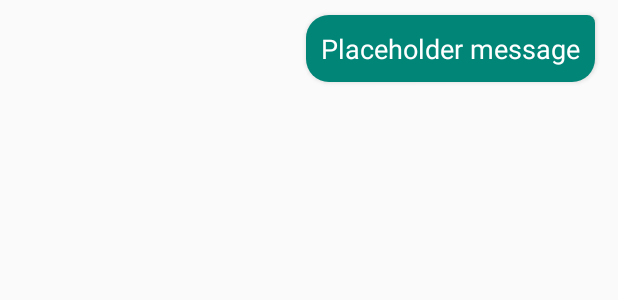
After one commit to bobaboys/team_project, an Android app: the layout item_my_message.xml on its own in the app's theme, with its tools: preview values and no code run, on a phone screen of 412 x 824 dp. The commit adds this screen. Shown: the top 300 px of the screen. Run offline under Robolectric (Android 15) with nearby library versions, the phone set to English and light mode, and no system bars.

Commit message:
Elena with chat

```diff
--- a/app/src/main/AndroidManifest.xml
+++ b/app/src/main/AndroidManifest.xml
@@ -12,7 +12,7 @@
         <activity android:name=".SearchPageActivity"></activity>
         <activity android:name=".HelperBiosActivity" />
         <activity android:name=".HelperDetails" />
-        <activity android:name=".ChatDetails" />
+        <activity android:name=".OpenChatActivity" />
         <activity android:name=".LoginActivity" />
         <activity
             android:name=".MainActivity"
--- a/app/src/main/java/com/example/mentalhealthapp/ChatDetails.java
+++ b/app/src/main/java/com/example/mentalhealthapp/OpenChatActivity.java
@@ -3,11 +3,11 @@ package com.example.mentalhealthapp;
 import android.support.v7.app.AppCompatActivity;
 import android.os.Bundle;
 
-public class ChatDetails extends AppCompatActivity {
+public class OpenChatActivity extends AppCompatActivity {
 
     @Override
     protected void onCreate(Bundle savedInstanceState) {
         super.onCreate(savedInstanceState);
-        setContentView(R.layout.activity_chat_details);
+        setContentView(R.layout.activity_open_chat);
     }
 }
--- /dev/null
+++ b/app/src/main/res/drawable/circle.xml
@@ -0,0 +1,3 @@
+<shape xmlns:android="http://schemas.android.com/apk/res/android" android:shape="oval">
+    <solid android:color="#48b3ff"/>
+</shape>
--- /dev/null
+++ b/app/src/main/res/drawable/my_chat_bubble.xml
@@ -0,0 +1,5 @@
+<shape xmlns:android="http://schemas.android.com/apk/res/android"
+    android:shape="rectangle" >
+    <solid android:color="@color/colorPrimary" />
+    <corners android:topRightRadius="5dp" android:radius="15dp" />
+</shape>
--- /dev/null
+++ b/app/src/main/res/drawable/their_chat_bubble.xml
@@ -0,0 +1,5 @@
+<shape xmlns:android="http://schemas.android.com/apk/res/android"
+    android:shape="rectangle">
+    <solid android:color="#fff" />
+    <corners android:topLeftRadius="5dp" android:radius="15dp" />
+</shape>
--- /dev/null
+++ b/app/src/main/res/layout/item_my_message.xml
@@ -0,0 +1,23 @@
+<?xml version="1.0" encoding="utf-8"?>
+<RelativeLayout xmlns:android="http://schemas.android.com/apk/res/android"
+    android:layout_width="match_parent"
+    android:layout_height="wrap_content"
+    android:paddingVertical="10dp"
+    android:paddingRight="15dp"
+    android:paddingLeft="60dp"
+    android:clipToPadding="false">
+
+    <TextView
+        android:layout_width="wrap_content"
+        android:layout_height="wrap_content"
+        android:id="@+id/message_body"
+        android:background="@drawable/my_chat_bubble"
+        android:textColor="#fff"
+        android:padding="10dp"
+        android:elevation="2dp"
+        android:textSize="18dp"
+        android:layout_alignParentRight="true"
+        android:text="Placeholder message"
+        />
+
+</RelativeLayout>
```
Also changed, not shown: app/src/main/res/layout/activity_chat_details.xml (deleted, +0 -9 lines), app/src/main/res/layout/activity_helper_bios.xml (+5 -10 lines), app/src/main/res/layout/activity_open_chat.xml (added, +65 -0 lines), app/src/main/res/layout/item_their_message.xml (added, +41 -0 lines).
